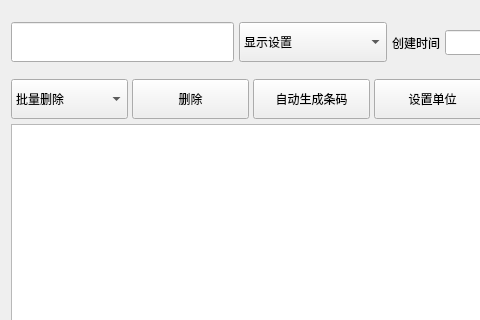
Before: the Qt Designer form good.ui in ppoopppopo/management-system, drawn with Qt 5; both pictures show x 0 to 480 and y 0 to 320 of the 1072 by 770 pixel window.
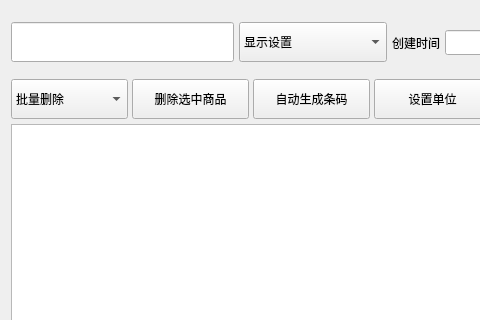
After: the same form once the commit is applied.

Commit message: 商品管理的删除商品未搞定，但是完成动态删除按钮（可点击和不可点击）以及获取即将删除的商品行。进货界面的分类管理成功移植到分类管理类，实现商品管理的点击父分类和子分类的槽函数未完成

```diff
--- a/good.ui
+++ b/good.ui
@@ -221,7 +221,7 @@
           </size>
          </property>
          <property name="text">
-          <string>删除</string>
+          <string>删除选中商品</string>
          </property>
         </widget>
        </item>
```
The commit also changes 25 other files.
